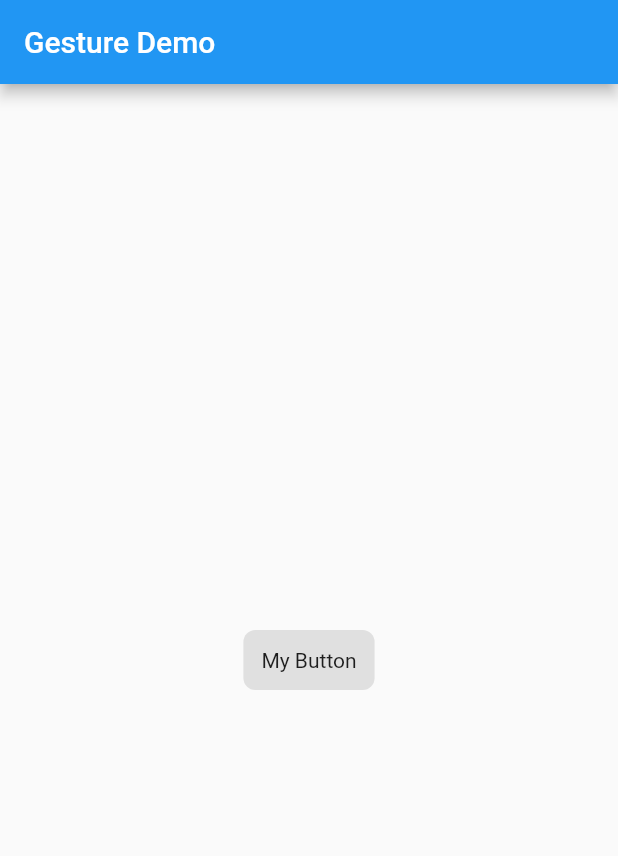
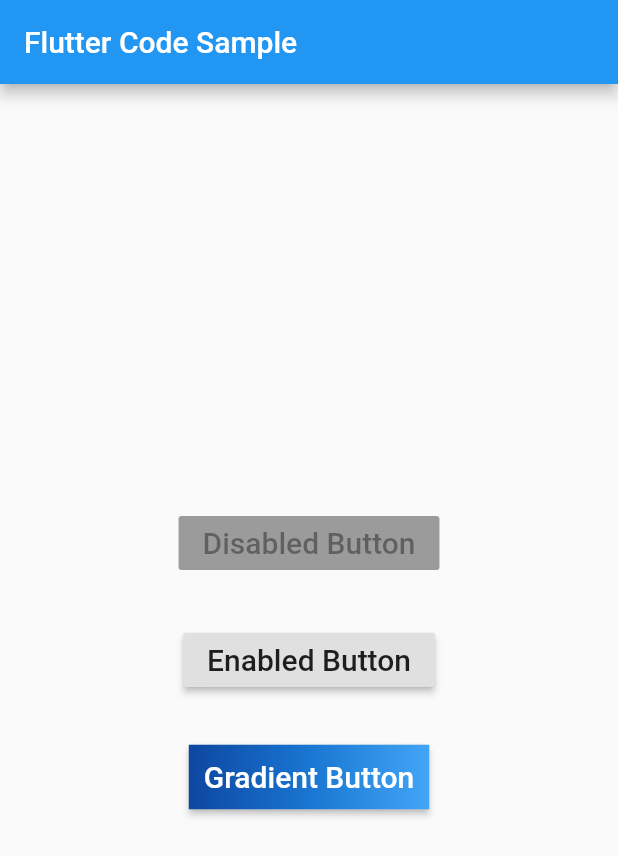
Before and after one commit to nvrr/Flutter.Doc, a Flutter app: the screen it shows after launch, on a phone screen of 412 x 824 dp. Shown: the top 856 px of the screen. Run offline on Flutter 3.47's test engine with Material 2 defaults, Android fonts, the phone set to English and light mode, and no system bars.

Commit message:
RaisedButton using Gradient to give diff colors

```diff
--- a/lib/main.dart
+++ b/lib/main.dart
@@ -1,54 +1,71 @@
+// Flutter code sample for RaisedButton
+
+// This sample shows how to render a disabled RaisedButton, an enabled RaisedButton
+// and lastly a RaisedButton with gradient background.
+//
+// ![Three raised buttons, one enabled, another disabled, and the last one
+// styled with a blue gradient background](https://flutter.github.io/assets-for-api-docs/assets/material/raised_button.png)
+
 import 'package:flutter/material.dart';
 
 void main() => runApp(MyApp());
 
+/// This Widget is the main application widget.
 class MyApp extends StatelessWidget {
+  static const String _title = 'Flutter Code Sample';
+
   @override
   Widget build(BuildContext context) {
-    final title = 'Gesture Demo';
-
     return MaterialApp(
-      title: title,
-      home: MyHomePage(title: title),
+      title: _title,
+      home: Scaffold(
+        appBar: AppBar(title: const Text(_title)),
+        body: MyStatelessWidget(),
+      ),
     );
   }
 }
 
-class MyHomePage extends StatelessWidget {
-  final String title;
-
-  MyHomePage({Key key, this.title}) : super(key: key);
+/// This is the stateless widget that the main application instantiates.
+class MyStatelessWidget extends StatelessWidget {
+  MyStatelessWidget({Key key}) : super(key: key);
 
   @override
   Widget build(BuildContext context) {
-    return Scaffold(
-      appBar: AppBar(
-        title: Text(title),
-      ),
-      body: Center(child: MyButton()),
-    );
-  }
-}
-
-class MyButton extends StatelessWidget {
-  @override
-  Widget build(BuildContext context) {
-    // The GestureDetector wraps the button.
-    return GestureDetector(
-      // When the child is tapped, show a snackbar.
-      onTap: () {
-        final snackBar = SnackBar(content: Text("Tap"));
-
-        Scaffold.of(context).showSnackBar(snackBar);
-      },
-      // The custom button
-      child: Container(
-        padding: EdgeInsets.all(12.0),
-        decoration: BoxDecoration(
-          color: Theme.of(context).buttonColor,
-          borderRadius: BorderRadius.circular(8.0),
-        ),
-        child: Text('My Button'),
+    return Center(
+      child: Column(
+        mainAxisSize: MainAxisSize.min,
+        children: <Widget>[
+          const RaisedButton(
+            onPressed: null,
+            child: Text('Disabled Button', style: TextStyle(fontSize: 20)),
+          ),
+          const SizedBox(height: 30),
+          RaisedButton(
+            onPressed: () {},
+            child: const Text('Enabled Button', style: TextStyle(fontSize: 20)),
+          ),
+          const SizedBox(height: 30),
+          RaisedButton(
+            onPressed: () {},
+            textColor: Colors.white,
+            padding: const EdgeInsets.all(0.0),
+            child: Container(
+              decoration: const BoxDecoration(
+                gradient: LinearGradient(
+                  colors: <Color>[
+                    Color(0xFF0D47A1),
+                    Color(0xFF1976D2),
+                    Color(0xFF42A5F5),
+                  ],
+                ),
+              ),
+              padding: const EdgeInsets.all(10.0),
+              child:
+                  const Text('Gradient Button', style: TextStyle(fontSize: 20)),
+            ),
+          ),
+        ],
       ),
     );
   }
```
